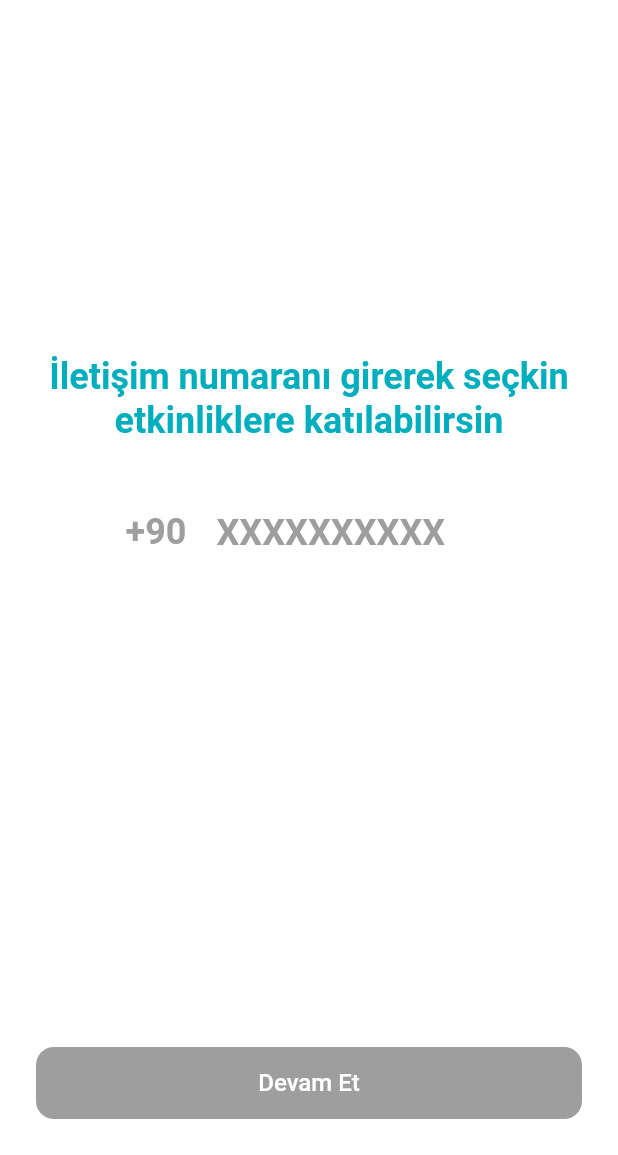
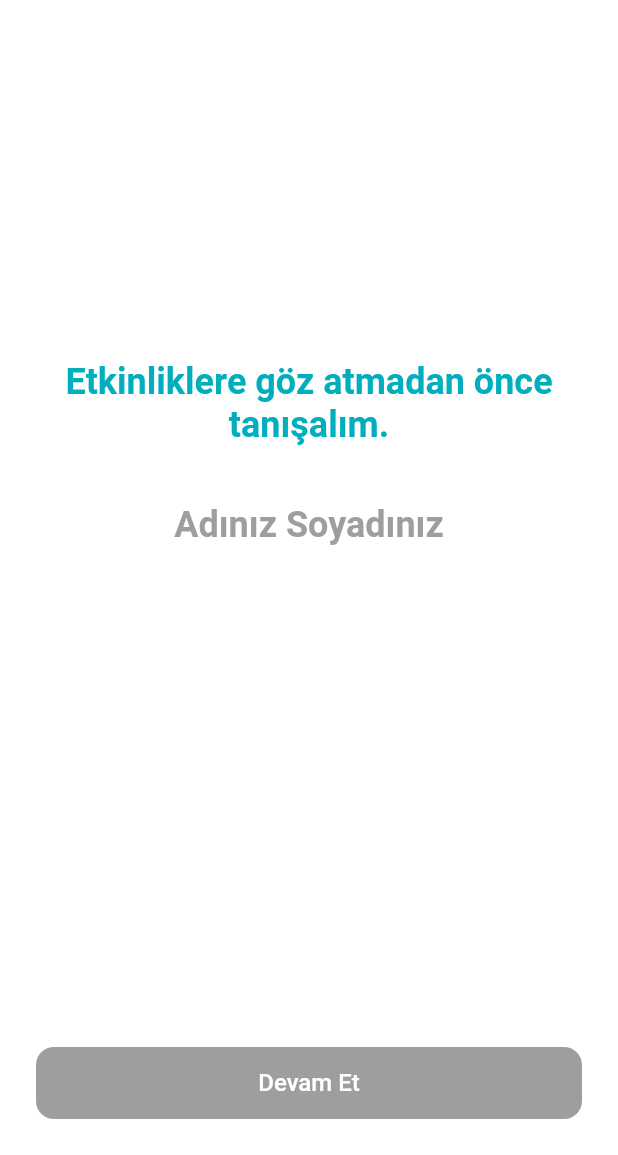
Before and after one commit to PardusDev/ivent_trial, a Flutter app: the screen it shows after launch, on a phone screen of 412 x 824 dp, the part 81-1236 px from its top. Run offline on Flutter 3.47's test engine with Material 3 defaults, Android fonts, the phone set to English and light mode, and no system bars; our stand-ins replace flutter_svg, get; Roboto replaces fonts that are missing (SF Pro Display).

Commit message:
feat(name-surname): add name and surname input screen with validation and navigation

```diff
--- a/lib/core/routes/app_pages.dart
+++ b/lib/core/routes/app_pages.dart
@@ -3,6 +3,7 @@ import 'package:ivent_trial/core/routes/app_routes.dart';
 import 'package:ivent_trial/view/authentication/otp_verification/view/otp_verification_view.dart';
 import 'package:ivent_trial/view/authentication/phone_verification/view/phone_verification_view.dart';
 import 'package:ivent_trial/view/dashboard/dashboard_view.dart';
+import 'package:ivent_trial/view/authentication/name_surname/view/name_surname_view.dart';
 
 class AppPages {
   AppPages._();
@@ -17,5 +18,6 @@ class AppPages {
       page: () => const OtpVerificationView(),
     ),
     GetPage(name: AppRoutes.dashboard, page: () => const DashboardView()),
+    GetPage(name: AppRoutes.nameSurname, page: () => const NameSurnameView()),
   ];
 }
--- a/lib/core/routes/app_routes.dart
+++ b/lib/core/routes/app_routes.dart
@@ -4,5 +4,6 @@ class AppRoutes {
 
   static const String phoneVerification = '/phone-verification';
   static const String otpVerification = '/otp-verification';
+  static const String nameSurname = '/name-surname';
   static const String dashboard = '/dashboard';
 }
--- a/lib/main.dart
+++ b/lib/main.dart
@@ -15,7 +15,7 @@ class MainApp extends StatelessWidget {
     return GetMaterialApp(
       title: 'iVent Trial',
       debugShowCheckedModeBanner: false,
-      initialRoute: AppRoutes.phoneVerification,
+      initialRoute: AppRoutes.nameSurname,
       getPages: AppPages.pages,
     );
   }
--- /dev/null
+++ b/lib/product/widgets/name_surname_input.dart
@@ -0,0 +1,83 @@
+import 'package:flutter/material.dart';
+import 'package:ivent_trial/core/constants/app_text_styles.dart';
+import 'package:ivent_trial/core/constants/app_colors.dart';
+
+class NameSurnameInput extends StatefulWidget {
+  const NameSurnameInput({required this.controller, this.onChanged, super.key});
+
+  final TextEditingController controller;
+  final ValueChanged<String>? onChanged;
+
+  @override
+  State<NameSurnameInput> createState() => _NameSurnameInputState();
+}
+
+class _NameSurnameInputState extends State<NameSurnameInput> {
+  bool _hasText = false;
+
+  @override
+  void initState() {
+    super.initState();
+    widget.controller.addListener(_onTextChanged);
+    _hasText = widget.controller.text.isNotEmpty;
+  }
+
+  @override
+  void dispose() {
+    widget.controller.removeListener(_onTextChanged);
+    super.dispose();
+  }
+
+  void _onTextChanged() {
+    final original = widget.controller.text;
+    // Title-case each word: first letter upper, rest lower (basic TR-agnostic)
+    final titleCased = original
+        .split(RegExp(r'\s+'))
+        .map(
+          (w) => w.isEmpty
+              ? w
+              : (w.substring(0, 1).toUpperCase() +
+                    (w.length > 1 ? w.substring(1).toLowerCase() : '')),
+        )
+        .join(' ');
+
+    if (titleCased != original) {
+      widget.controller.value = TextEditingValue(
+        text: titleCased,
+        selection: TextSelection.collapsed(offset: titleCased.length),
+      );
+    }
+
+    final has = widget.controller.text.isNotEmpty;
+    if (has != _hasText) {
+      setState(() => _hasText = has);
+    }
+    widget.onChanged?.call(widget.controller.text);
+  }
+
+  @override
+  Widget build(BuildContext context) {
+    return TextFormField(
+      controller: widget.controller,
+      textAlign: TextAlign.center,
+      textAlignVertical: TextAlignVertical.center,
+      textInputAction: TextInputAction.done,
+      textCapitalization: TextCapitalization.words,
+      style: AppTextStyles.bold24.copyWith(
+        color: _hasText ? AppColors.veryDarkGrey : AppColors.grey500,
+      ),
+      decoration: InputDecoration(
+        hintText: 'Adınız Soyadınız',
+        hintStyle: AppTextStyles.bold24.copyWith(color: AppColors.grey500),
+        border: InputBorder.none,
+        enabledBorder: InputBorder.none,
+        focusedBorder: InputBorder.none,
+        errorBorder: InputBorder.none,
+        focusedErrorBorder: InputBorder.none,
+        isDense: true,
+        contentPadding: EdgeInsets.zero,
+      ),
+      onTapOutside: (_) => FocusScope.of(context).unfocus(),
+    );
+  }
+}
--- /dev/null
+++ b/lib/view/authentication/name_surname/view/name_surname_view.dart
@@ -0,0 +1,90 @@
+import 'package:flutter/material.dart';
+import 'package:get/get.dart';
+import 'package:ivent_trial/core/constants/app_colors.dart';
+import 'package:ivent_trial/core/constants/app_text_styles.dart';
+import 'package:ivent_trial/product/widgets/default_app_bar.dart';
+import 'package:ivent_trial/product/widgets/continue_button.dart';
+import 'package:ivent_trial/product/widgets/name_surname_input.dart';
+import '../controller/name_surname_controller.dart';
+
+class NameSurnameView extends StatelessWidget {
+  const NameSurnameView({super.key});
+
+  @override
+  Widget build(BuildContext context) {
+    final controller = Get.put(NameSurnameController());
+
+    return Scaffold(
+      backgroundColor: AppColors.white,
+      appBar: const DefaultAppBar(showBackButton: true),
+      body: SafeArea(
+        child: Padding(
+          padding: const EdgeInsets.all(24.0),
+          child: Column(
+            children: [
+              const Spacer(flex: 2),
+              _Content(controller: controller),
+              const Spacer(flex: 3),
+              _BottomButton(controller: controller),
+            ],
+          ),
+        ),
+      ),
+    );
+  }
+}
+
+class _Content extends StatelessWidget {
+  const _Content({required this.controller});
+  final NameSurnameController controller;
+
+  @override
+  Widget build(BuildContext context) {
+    return Column(
+      mainAxisSize: MainAxisSize.min,
+      crossAxisAlignment: CrossAxisAlignment.center,
+      children: [
+        Text(
+          'Etkinliklere göz atmadan önce tanışalım.',
+          style: AppTextStyles.bold24Primary,
+          textAlign: TextAlign.center,
+          overflow: TextOverflow.visible,
+        ),
+        const SizedBox(height: 24),
+        _SingleField(controller: controller),
+      ],
+    );
+  }
+}
+
+class _SingleField extends StatelessWidget {
+  const _SingleField({required this.controller});
+  final NameSurnameController controller;
+
+  @override
+  Widget build(BuildContext context) {
+    return Container(
+      padding: const EdgeInsets.symmetric(horizontal: 16),
+      height: 56,
+      alignment: Alignment.centerLeft,
+      child: NameSurnameInput(controller: controller.nameController),
+    );
+  }
+}
+
+class _BottomButton extends StatelessWidget {
+  const _BottomButton({required this.controller});
+  final NameSurnameController controller;
+
+  @override
+  Widget build(BuildContext context) {
+    return Obx(
+      () => PrimaryButton(
+        text: 'Devam Et',
+        onPressed: controller.canContinueRx.value
+            ? controller.continueNext
+            : null,
+      ),
+    );
+  }
+}
--- a/lib/view/authentication/otp_verification/controller/otp_verification_controller.dart
+++ b/lib/view/authentication/otp_verification/controller/otp_verification_controller.dart
@@ -99,7 +99,7 @@ class OtpVerificationController extends GetxController {
       // Simulate verification logic
       if (otpCode.value == '123456') {
         // Navigate to next screen (dashboard)
-        Get.offAllNamed(AppRoutes.dashboard);
+        Get.offAllNamed(AppRoutes.nameSurname);
 
         AppSnackbar.showSuccess(
           'Başarılı',
```
Also changed, not shown: lib/view/authentication/name_surname/controller/name_surname_controller.dart (added, +45 -0 lines).
